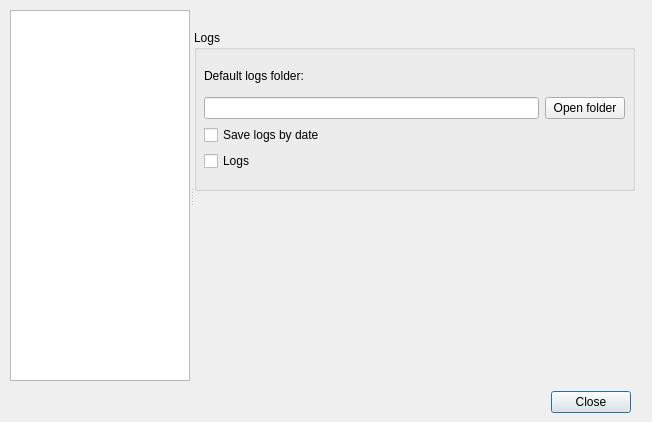
First picture: the form in ui/options.ui, repository gitter-badger/simplechatclient, before the edit.
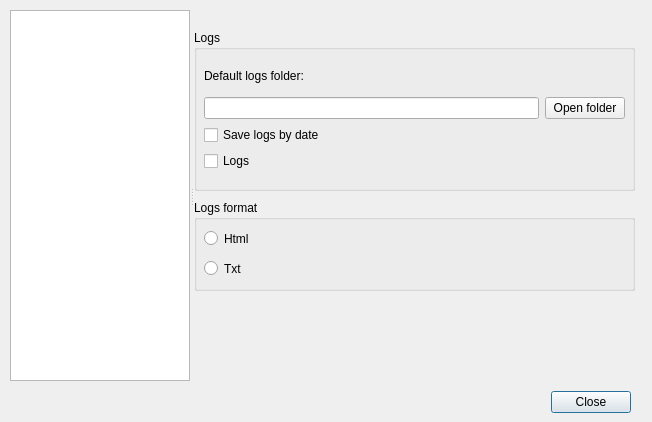
Second picture: the form after the edit. The open tabs and pages were chosen to show the change. Icons and pictures are not drawn.

Commit message: html logs by default

The edit to the form file:
```diff
--- a/ui/options.ui
+++ b/ui/options.ui
@@ -1180,6 +1180,45 @@
        </layout>
       </widget>
      </widget>
+     <widget class="QGroupBox" name="groupBox_logs_format">
+      <property name="geometry">
+       <rect>
+        <x>0</x>
+        <y>190</y>
+        <width>441</width>
+        <height>91</height>
+       </rect>
+      </property>
+      <property name="title">
+       <string>Logs format</string>
+      </property>
+      <widget class="QRadioButton" name="radioButton_logs_format_html">
+       <property name="geometry">
+        <rect>
+         <x>10</x>
+         <y>30</y>
+         <width>421</width>
+         <height>17</height>
+        </rect>
+       </property>
+       <property name="text">
+        <string>Html</string>
+       </property>
+      </widget>
+      <widget class="QRadioButton" name="radioButton_logs_format_txt">
+       <property name="geometry">
+        <rect>
+         <x>10</x>
+         <y>60</y>
+         <width>421</width>
+         <height>17</height>
+        </rect>
+       </property>
+       <property name="text">
+        <string>Txt</string>
+       </property>
+      </widget>
+     </widget>
     </widget>
     <widget class="QWidget" name="page_background_image">
      <widget class="QGroupBox" name="groupBox_background_image">
```
Left out of the diff: 8 changed lines with no effect on the pictures. The commit also changes 12 other files.
